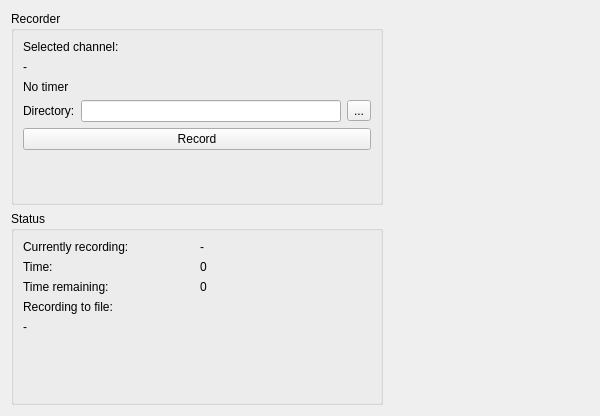
Old version of the form src/ui/Recorder.ui in the repository ntadej/tano.
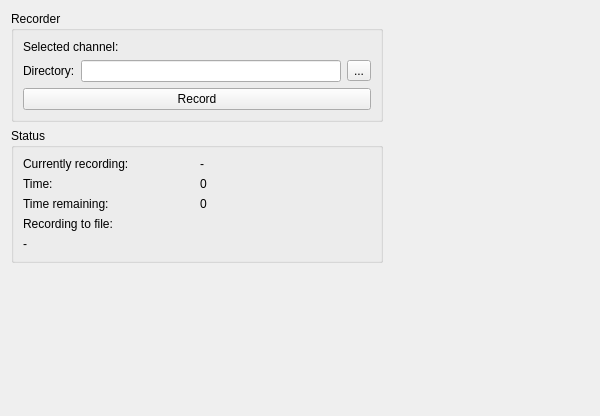
New version of the form. Icons and pictures are not drawn. Custom widgets are drawn as their Qt base class.

Commit message: Redesigned About dialog, Recorder updates

What changed in the file:
```diff
--- a/src/ui/Recorder.ui
+++ b/src/ui/Recorder.ui
@@ -25,7 +25,9 @@
        <property name="title">
         <string>Recorder</string>
        </property>
-       <layout class="QVBoxLayout" name="verticalLayout_3">
+       <layout class="QVBoxLayout" name="verticalLayout_2">
+        <item>
+         <layout class="QHBoxLayout" name="horizontalLayout_3">
         <item>
          <widget class="QLabel" name="labelSelected">
           <property name="text">
@@ -36,16 +38,11 @@
         <item>
          <widget class="QLabel" name="valueSelected">
           <property name="text">
-           <string>-</string>
+             <string/>
           </property>
          </widget>
         </item>
-        <item>
-         <widget class="QLabel" name="labelTimer">
-          <property name="text">
-           <string>No timer</string>
-          </property>
-         </widget>
+         </layout>
         </item>
         <item>
          <layout class="QHBoxLayout" name="horizontalLayout">
@@ -85,19 +82,6 @@
           </property>
          </widget>
         </item>
-        <item>
-         <spacer name="verticalSpacer">
-          <property name="orientation">
-           <enum>Qt::Vertical</enum>
-          </property>
-          <property name="sizeHint" stdset="0">
-           <size>
-            <width>20</width>
-            <height>40</height>
-           </size>
-          </property>
-         </spacer>
-        </item>
        </layout>
       </widget>
      </item>
@@ -106,53 +90,57 @@
        <property name="title">
         <string>Status</string>
        </property>
-       <layout class="QVBoxLayout" name="verticalLayout_4">
-        <item>
-         <layout class="QHBoxLayout" name="currentLayout">
-          <item>
+       <layout class="QGridLayout" name="gridLayout">
+        <item row="3" column="0">
+         <widget class="QLabel" name="labelFile">
+          <property name="text">
+           <string>Recording to file:</string>
+          </property>
+         </widget>
+        </item>
+        <item row="4" column="0" colspan="2">
+         <widget class="QLabel" name="valueFile">
+          <property name="text">
+           <string>-</string>
+          </property>
+         </widget>
+        </item>
+        <item row="0" column="0">
            <widget class="QLabel" name="labelCurrent">
             <property name="text">
              <string>Currently recording:</string>
             </property>
            </widget>
           </item>
-          <item>
+        <item row="0" column="1">
            <widget class="QLabel" name="valueCurrent">
             <property name="text">
              <string>-</string>
             </property>
            </widget>
           </item>
-         </layout>
-        </item>
-        <item>
-         <layout class="QHBoxLayout" name="timeLayout">
-          <item>
+        <item row="1" column="0">
            <widget class="QLabel" name="labelTime">
             <property name="text">
              <string>Time:</string>
             </property>
            </widget>
           </item>
-          <item>
+        <item row="1" column="1">
            <widget class="QLabel" name="valueTime">
             <property name="text">
              <string>0</string>
             </property>
            </widget>
           </item>
-         </layout>
-        </item>
-        <item>
-         <layout class="QHBoxLayout" name="remainingLayout">
-          <item>
+        <item row="2" column="0">
            <widget class="QLabel" name="labelRemaining">
             <property name="text">
              <string>Time remaining:</string>
             </property>
            </widget>
           </item>
-          <item>
+        <item row="2" column="1">
            <widget class="QLabel" name="valueRemaining">
             <property name="text">
              <string>0</string>
@@ -160,23 +148,10 @@
            </widget>
           </item>
          </layout>
-        </item>
-        <item>
-         <widget class="QLabel" name="labelFile">
-          <property name="text">
-           <string>Recording to file:</string>
-          </property>
          </widget>
         </item>
         <item>
-         <widget class="QLabel" name="valueFile">
-          <property name="text">
-           <string>-</string>
-          </property>
-         </widget>
-        </item>
-        <item>
-         <spacer name="verticalSpacer_2">
+      <spacer name="verticalSpacer">
           <property name="orientation">
            <enum>Qt::Vertical</enum>
           </property>
@@ -187,9 +162,6 @@
            </size>
           </property>
          </spacer>
-        </item>
-       </layout>
-      </widget>
      </item>
     </layout>
    </item>
@@ -204,18 +176,6 @@
     </widget>
    </item>
   </layout>
-  <action name="actionRecord">
-   <property name="checkable">
-    <bool>true</bool>
-   </property>
-   <property name="icon">
-    <iconset resource="images.qrc">
-     <normaloff>:/icons/images/record.png</normaloff>:/icons/images/record.png</iconset>
-   </property>
-   <property name="text">
-    <string>Record</string>
-   </property>
-  </action>
  </widget>
  <customwidgets>
   <customwidget>
```
Left out of the diff: 35 changed lines with no effect on the pictures. Lines whose indentation alone changed are shown as unchanged. The commit also changes 13 other files.
